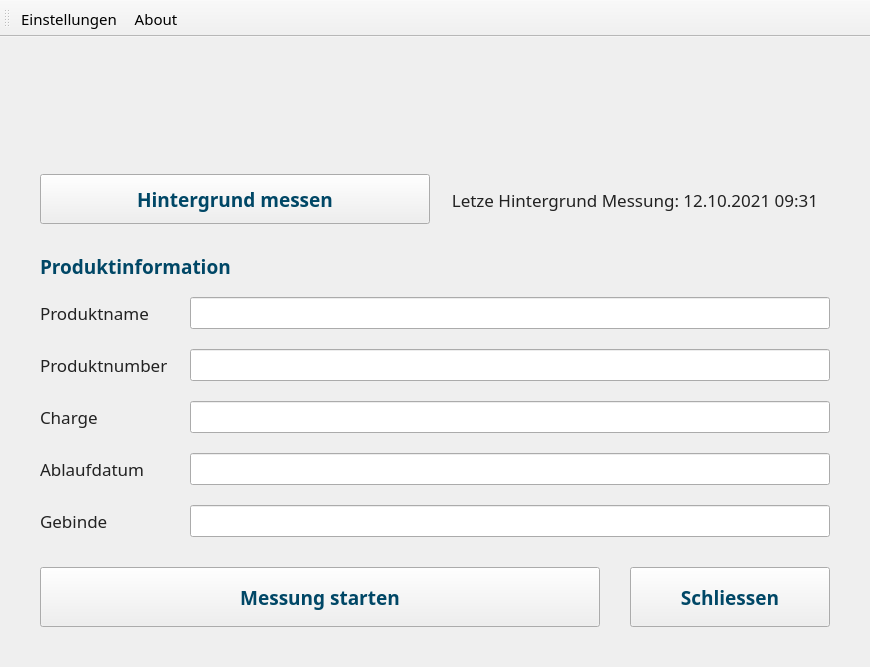
Above: UI_Files/mainwindow.ui from fabianjaeger1/Phydent-App before the change. Below: the same form after it.
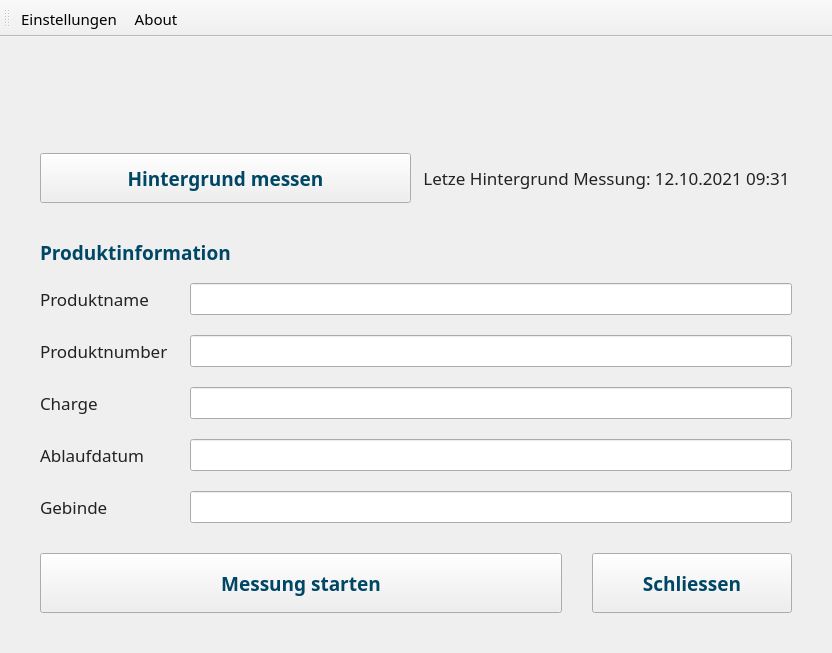
That is the form after the change. Icons and pictures are not drawn.

Commit message: Update design (more readable)

What changed in the file:
```diff
--- a/UI_Files/mainwindow.ui
+++ b/UI_Files/mainwindow.ui
@@ -6,10 +6,16 @@
    <rect>
     <x>0</x>
     <y>0</y>
-    <width>870</width>
-    <height>667</height>
+    <width>832</width>
+    <height>653</height>
    </rect>
   </property>
+  <property name="sizePolicy">
+   <sizepolicy hsizetype="Preferred" vsizetype="Preferred">
+    <horstretch>0</horstretch>
+    <verstretch>0</verstretch>
+   </sizepolicy>
+  </property>
   <property name="maximumSize">
    <size>
     <width>16777215</width>
@@ -51,10 +57,16 @@
     </property>
     <item>
      <widget class="QLabel" name="Logo">
+      <property name="sizePolicy">
+       <sizepolicy hsizetype="Preferred" vsizetype="Preferred">
+        <horstretch>0</horstretch>
+        <verstretch>0</verstretch>
+       </sizepolicy>
+      </property>
       <property name="maximumSize">
        <size>
         <width>300</width>
-        <height>16777215</height>
+        <height>120000</height>
        </size>
       </property>
       <property name="text">
@@ -68,13 +80,29 @@
       </property>
      </widget>
     </item>
+    <item>
+     <spacer name="verticalSpacer_2">
+      <property name="orientation">
+       <enum>Qt::Vertical</enum>
+      </property>
+      <property name="sizeType">
+       <enum>QSizePolicy::Fixed</enum>
+      </property>
+      <property name="sizeHint" stdset="0">
+       <size>
+        <width>20</width>
+        <height>20</height>
+       </size>
+      </property>
+     </spacer>
+    </item>
     <item>
      <layout class="QHBoxLayout" name="backgroundmeasurementsection">
       <item>
        <widget class="QPushButton" name="backgroundbutton">
         <property name="minimumSize">
          <size>
-          <width>0</width>
+          <width>300</width>
           <height>50</height>
          </size>
         </property>
@@ -120,6 +148,22 @@
     </item>
     <item>
      <layout class="QVBoxLayout" name="productinformationsection">
+      <item>
+       <spacer name="verticalSpacer_3">
+        <property name="orientation">
+         <enum>Qt::Vertical</enum>
+        </property>
+        <property name="sizeType">
+         <enum>QSizePolicy::Fixed</enum>
+        </property>
+        <property name="sizeHint" stdset="0">
+         <size>
+          <width>20</width>
+          <height>20</height>
+         </size>
+        </property>
+       </spacer>
+      </item>
       <item>
        <widget class="QLabel" name="productinformationlabel">
         <property name="minimumSize">
@@ -452,6 +496,12 @@
    </layout>
   </widget>
   <widget class="QToolBar" name="toolBar">
+   <property name="sizePolicy">
+    <sizepolicy hsizetype="Preferred" vsizetype="Preferred">
+     <horstretch>0</horstretch>
+     <verstretch>0</verstretch>
+    </sizepolicy>
+   </property>
    <property name="font">
     <font>
      <pointsize>11</pointsize>
```
The commit also changes 3 other files.
